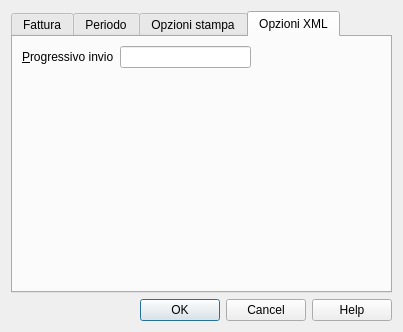
First picture: the form in Fatture elettroniche/B2B/ch.banana.it.efattura.b2b.dialog.ui, repository BananaAccounting/Italia, before the edit.
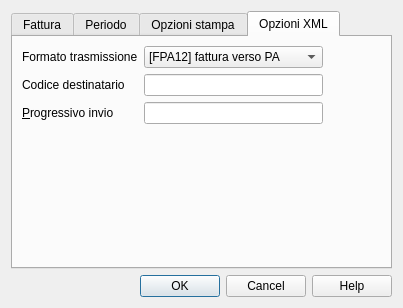
Second picture: the form after the edit. The open tabs and pages were chosen to show the change.

Commit message: Aggiunto parametri formatoTrasmissione e codiceDestinatario

```diff
--- a/Fatture elettroniche/B2B/ch.banana.it.efattura.b2b.dialog.ui
+++ b/Fatture elettroniche/B2B/ch.banana.it.efattura.b2b.dialog.ui
@@ -7,7 +7,7 @@
     <x>0</x>
     <y>0</y>
     <width>384</width>
-    <height>332</height>
+    <height>286</height>
    </rect>
   </property>
   <property name="windowTitle">
@@ -441,8 +441,114 @@
       </attribute>
       <layout class="QVBoxLayout" name="verticalLayout_4">
        <item>
-        <layout class="QHBoxLayout" name="horizontalLayout">
-         <item>
+        <layout class="QGridLayout" name="gridLayout_4">
+         <item row="0" column="0">
+          <widget class="QLabel" name="formatoTrasmissioneLabel">
+           <property name="text">
+            <string notr="true">Formato trasmissione</string>
+           </property>
+           <property name="buddy">
+            <cstring>numeroProgressivoLineEdit</cstring>
+           </property>
+          </widget>
+         </item>
+         <item row="0" column="1">
+          <widget class="QComboBox" name="formatoTrasmissioneComboBox">
+           <item>
+            <property name="text">
+             <string>[FPA12] fattura verso PA</string>
+            </property>
+           </item>
+           <item>
+            <property name="text">
+             <string>[FPR12] fattura verso privati</string>
+            </property>
+           </item>
+          </widget>
+         </item>
+         <item row="0" column="2">
+          <spacer name="horizontalSpacer_3">
+           <property name="orientation">
+            <enum>Qt::Horizontal</enum>
+           </property>
+           <property name="sizeHint" stdset="0">
+            <size>
+             <width>40</width>
+             <height>20</height>
+            </size>
+           </property>
+          </spacer>
+         </item>
+         <item row="1" column="0">
+          <widget class="QLabel" name="codiceDestinatarioLabel">
+           <property name="text">
+            <string notr="true">Codice destinatario</string>
+           </property>
+           <property name="buddy">
+            <cstring>numeroProgressivoLineEdit</cstring>
+           </property>
+          </widget>
+         </item>
+         <item row="1" column="1">
+          <widget class="QLineEdit" name="codiceDestinatarioLineEdit">
+           <property name="sizePolicy">
+            <sizepolicy hsizetype="Expanding" vsizetype="Preferred">
+             <horstretch>0</horstretch>
+             <verstretch>0</verstretch>
+            </sizepolicy>
+           </property>
+           <property name="mouseTracking">
+            <bool>false</bool>
+           </property>
+           <property name="focusPolicy">
+            <enum>Qt::StrongFocus</enum>
+           </property>
+           <property name="acceptDrops">
+            <bool>false</bool>
+           </property>
+           <property name="toolTip">
+            <string notr="true"/>
+           </property>
+           <property name="inputMethodHints">
+            <set>Qt::ImhNone</set>
+           </property>
+           <property name="inputMask">
+            <string notr="true"/>
+           </property>
+           <property name="text">
+            <string notr="true"/>
+           </property>
+           <property name="frame">
+            <bool>true</bool>
+           </property>
+           <property name="echoMode">
+            <enum>QLineEdit::Normal</enum>
+           </property>
+           <property name="cursorPosition">
+            <number>0</number>
+           </property>
+           <property name="placeholderText">
+            <string notr="true"/>
+           </property>
+           <property name="cursorMoveStyle">
+            <enum>Qt::LogicalMoveStyle</enum>
+           </property>
+          </widget>
+         </item>
+         <item row="1" column="2">
+          <spacer name="horizontalSpacer_8">
+           <property name="orientation">
+            <enum>Qt::Horizontal</enum>
+           </property>
+           <property name="sizeHint" stdset="0">
+            <size>
+             <width>40</width>
+             <height>20</height>
+            </size>
+           </property>
+          </spacer>
+         </item>
+         <item row="2" column="0">
           <widget class="QLabel" name="numeroProgressivoLabel">
            <property name="text">
             <string notr="true">&amp;Progressivo invio</string>
@@ -452,7 +558,7 @@
            </property>
           </widget>
          </item>
-         <item>
+         <item row="2" column="1">
           <widget class="QLineEdit" name="numeroProgressivoLineEdit">
            <property name="sizePolicy">
             <sizepolicy hsizetype="Expanding" vsizetype="Preferred">
@@ -498,8 +604,8 @@
            </property>
           </widget>
          </item>
-         <item>
-          <spacer name="horizontalSpacer_3">
+         <item row="2" column="2">
+          <spacer name="horizontalSpacer_9">
            <property name="orientation">
             <enum>Qt::Horizontal</enum>
            </property>
```
Left out of the diff: 2 changed lines with no effect on the pictures. The commit also changes 2 other files.
